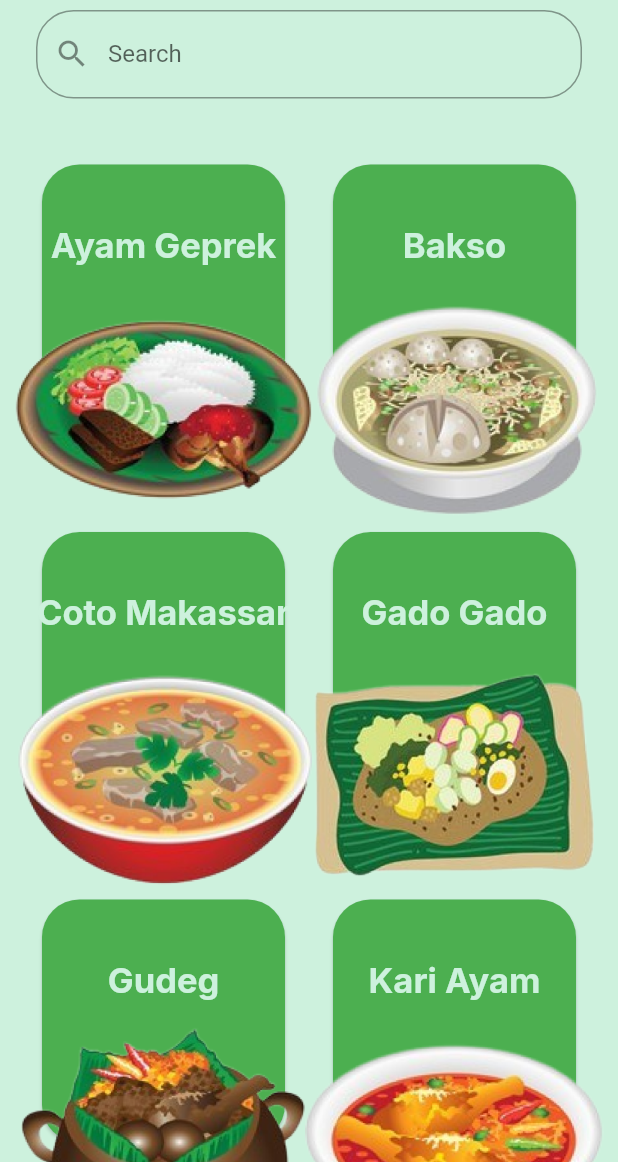
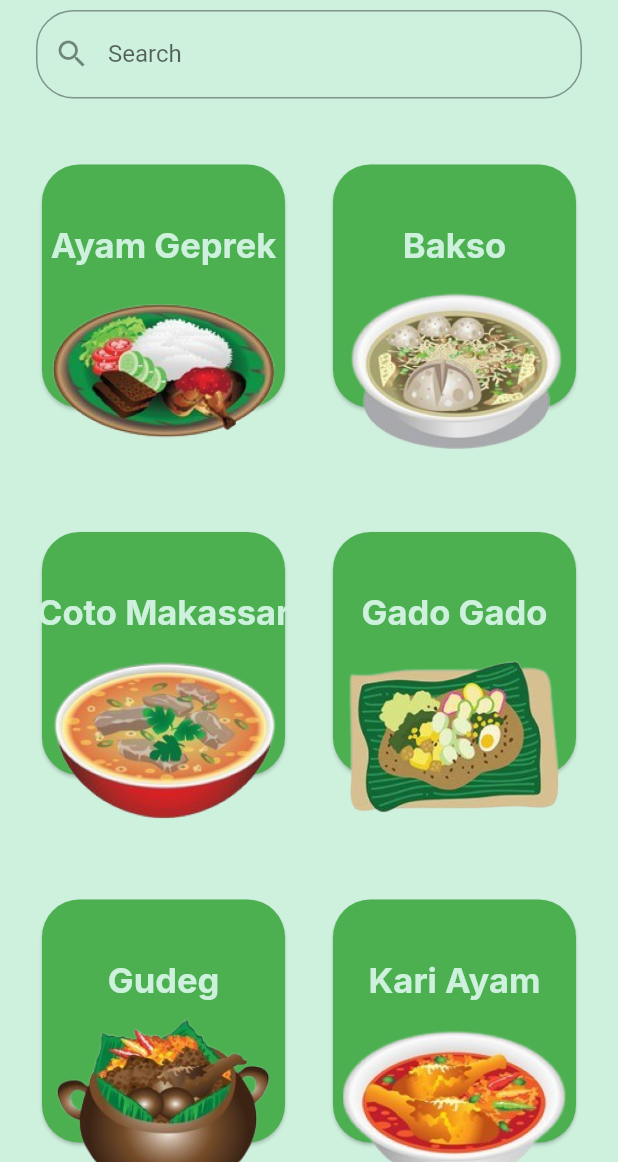
Before and after one commit to rahdeva/masak_in, a Flutter app: the FavouritesScreen screen opened by its route, in the side drawer, after a tap on "Home", on a phone screen of 412 x 824 dp, the part 74-1236 px from its top. Run offline on Flutter 3.47's test engine with Material 2 defaults, Android fonts, the phone set to English and light mode, and no system bars; our stand-ins replace google_fonts, youtube_player_iframe.

Commit message:
complete all but need finishing if I want lol

```diff
--- a/lib/screens/favourites.dart
+++ b/lib/screens/favourites.dart
@@ -70,7 +70,21 @@ class FavouritesScreen extends StatelessWidget {
         elevation: 0,
         iconTheme: const IconThemeData(color: blueColor),
       ),
-      body: Text("mamangk"),
+      body: SizedBox(
+        width: double.infinity,
+        child: Column(
+          mainAxisAlignment: MainAxisAlignment.center,
+          children: const [
+            Icon(Icons.developer_mode, size: 200,),
+            SizedBox(height: 40),
+            Text(
+              "Sorry, This Features is on Development",
+              textAlign: TextAlign.center,
+              style: TextStyle(fontSize: 32),
+            ),
+          ],
+        ),
+      ),
     );
   }
 }
--- a/lib/screens/home.dart
+++ b/lib/screens/home.dart
@@ -140,6 +140,7 @@ class _FoodGridState extends State<FoodGrid> {
 
   @override
   Widget build(BuildContext context) {
+    final screenWidth = MediaQuery.of(context).size.width;
     return Column(
       children: [
         Container(
@@ -190,8 +191,8 @@ class _FoodGridState extends State<FoodGrid> {
                                 top: 60,
                                 child: Image.asset(
                                   foods.imageAsset,
-                                  height: 200,
-                                  width: 200,
+                                  height: screenWidth <= 500 ? 150 : 200,
+                                  width: screenWidth <= 500 ? 150 : 200,
                                 ),
                               ),
                               Positioned(
@@ -212,7 +213,14 @@ class _FoodGridState extends State<FoodGrid> {
               }).toList(),
             ),
           )
-        : const Text('No results found',style: TextStyle(fontSize: 24)),
+        : Center(
+          child: Column(
+            children: const [
+              Icon(Icons.search_off, size: 100,),
+              Text('No results found',style: TextStyle(fontSize: 24)),
+            ],
+          ),
+        ),
       ],
     );
   }
```
Also changed, not shown: lib/main.dart (+8 -4 lines), lib/screens/detail.dart (+120 -65 lines), lib/screens/youtube.dart (+66 -8 lines).
